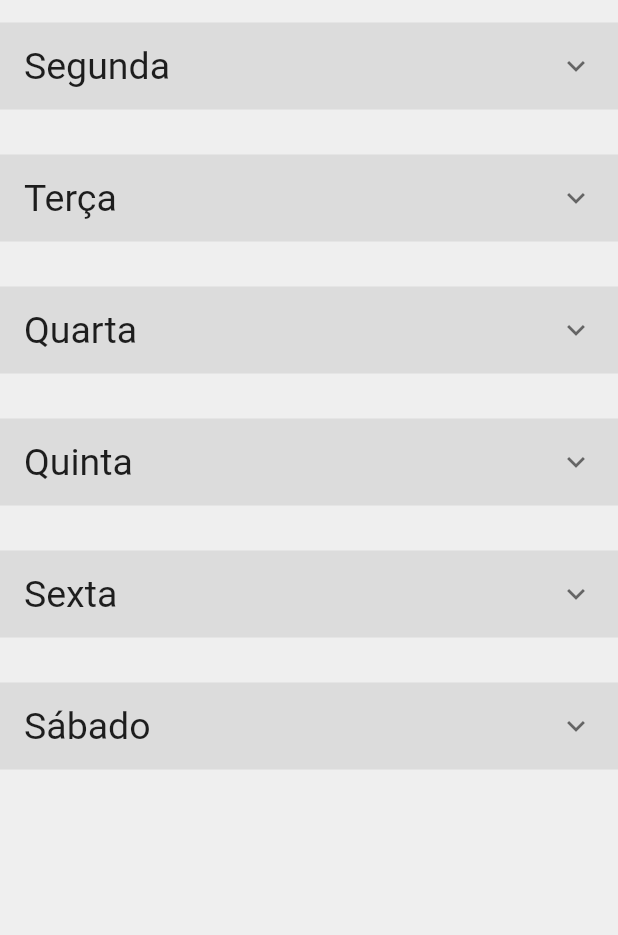
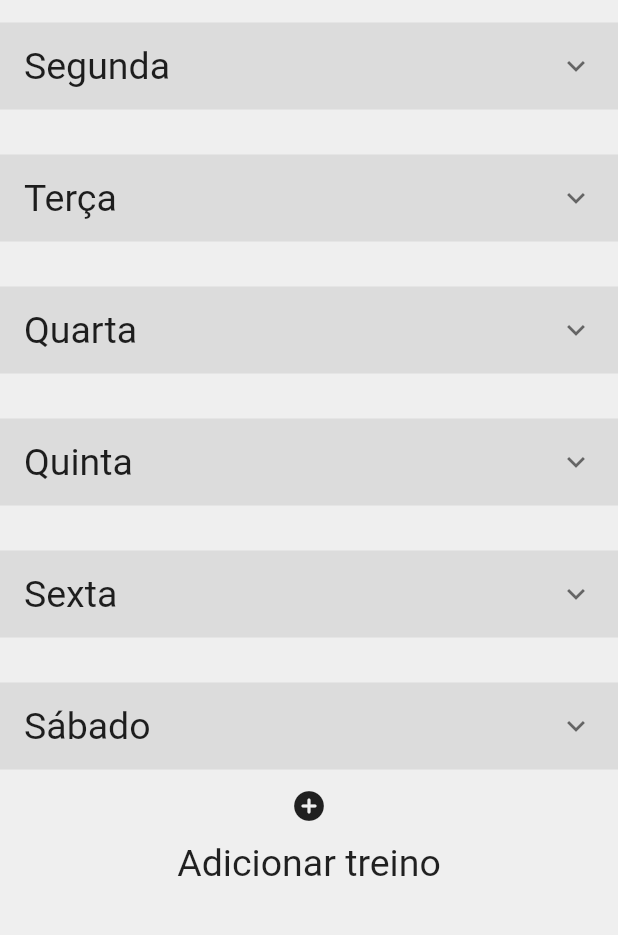
Before and after one commit to JonatasMSS/SesiFitness, a Flutter app: the AlunoDetailsPage screen opened by its route, on a phone screen of 412 x 824 dp, the part 159-1094 px from its top. Run offline on Flutter 3.47's test engine with Material 2 defaults, Android fonts, the phone set to English and light mode, and no system bars; our stand-ins replace flutter_svg, get; missing offline and left inert: validatorless; Roboto replaces fonts that are missing (Dongle).

Commit message:
Adição do widget de adicionar Treino, widget de drawer para page do professor

```diff
--- a/lib/pages/alunoDetails_page/alunoDetails__page.dart
+++ b/lib/pages/alunoDetails_page/alunoDetails__page.dart
@@ -1,5 +1,6 @@
 import 'package:get/get.dart';
 import 'package:flutter/material.dart';
+import 'package:sesi_fitness/widgets/sesiAcademia_addTreino.dart';
 import 'package:sesi_fitness/widgets/sesiFitness_appbar.dart';
 import '../../widgets/sesiAcadeima_listaTreinos.dart';
 import '../../widgets/sesiAcademia.appbarButtons.dart';
@@ -122,6 +123,9 @@ class AlunoDetailsPage extends GetView<AlunoDetailsController> {
                   ),
                 ],
               ),
+              Center(
+                child: SesiacademiaAddtreino(),
+              ),
             ],
           ),
         ),
--- a/lib/pages/professorInicial_page/professorInicial_page_page.dart
+++ b/lib/pages/professorInicial_page/professorInicial_page_page.dart
@@ -1,6 +1,6 @@
 import 'package:get/get.dart';
 import 'package:flutter/material.dart';
-import 'package:sesi_fitness/widgets/sesiAcademia_pageDrawer.dart';
+import 'package:sesi_fitness/widgets/sesiAcademia_pageDrawerProfessor.dart';
 import 'package:sesi_fitness/widgets/sesiFitness_appbar.dart';
 import './professorInicial_page_controller.dart';
 
@@ -12,6 +12,7 @@ class ProfessorInicialPagePage extends GetView<ProfessorInicialPageController> {
     return Scaffold(
       appBar: SesifitnessAppbar(),
       backgroundColor: Color(0xFFEFEFEF),
+      // drawer: SesiacademiaPagedrawerprofessor(),
       body: SingleChildScrollView(
         child: Center(
           child: Container(
--- /dev/null
+++ b/lib/widgets/sesiAcademia_addTreino.dart
@@ -0,0 +1,23 @@
+import 'package:flutter/material.dart';
+
+class SesiacademiaAddtreino extends StatelessWidget {
+  const SesiacademiaAddtreino({Key? key}) : super(key: key);
+
+  @override
+  Widget build(BuildContext context) {
+    return Column(
+      children: <Widget>[
+        IconButton(
+          icon: Icon(Icons.add_circle_rounded),
+          onPressed: () {},
+        ),
+        Center(
+          child: Text(
+            'Adicionar treino',
+            style: TextStyle(fontSize: 25),
+          ),
+        )
+      ],
+    );
+  }
+}
```
Also changed, not shown: lib/widgets/sesiAcademia_pageDrawerProfessor.dart (added, +54 -0 lines).
